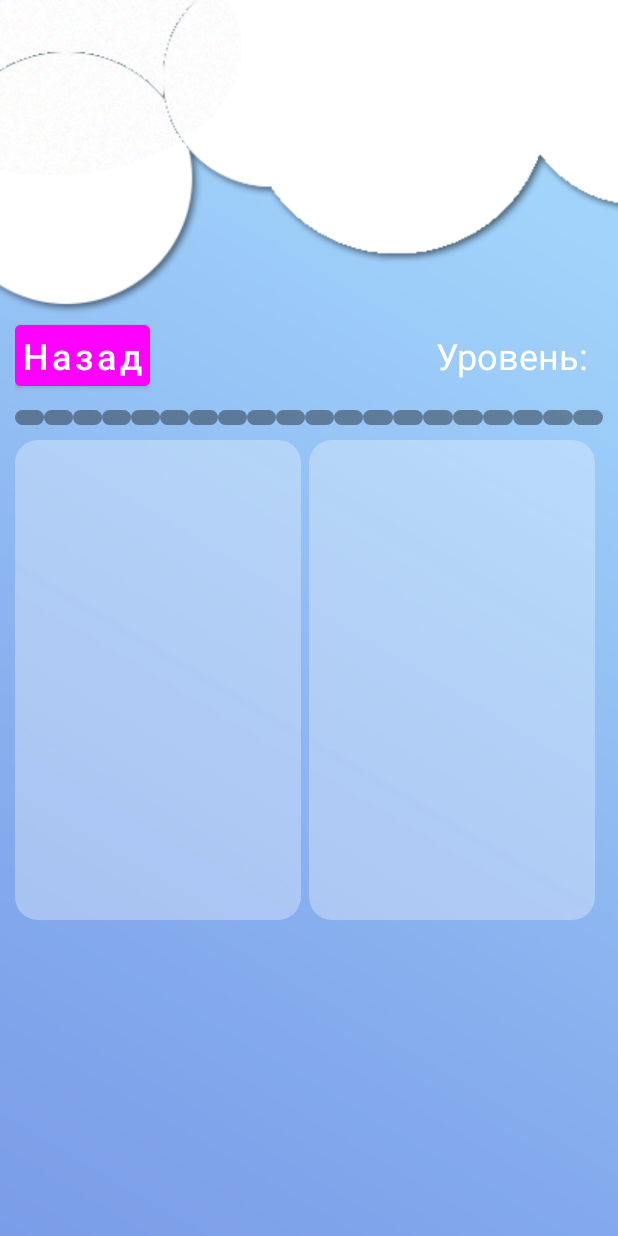
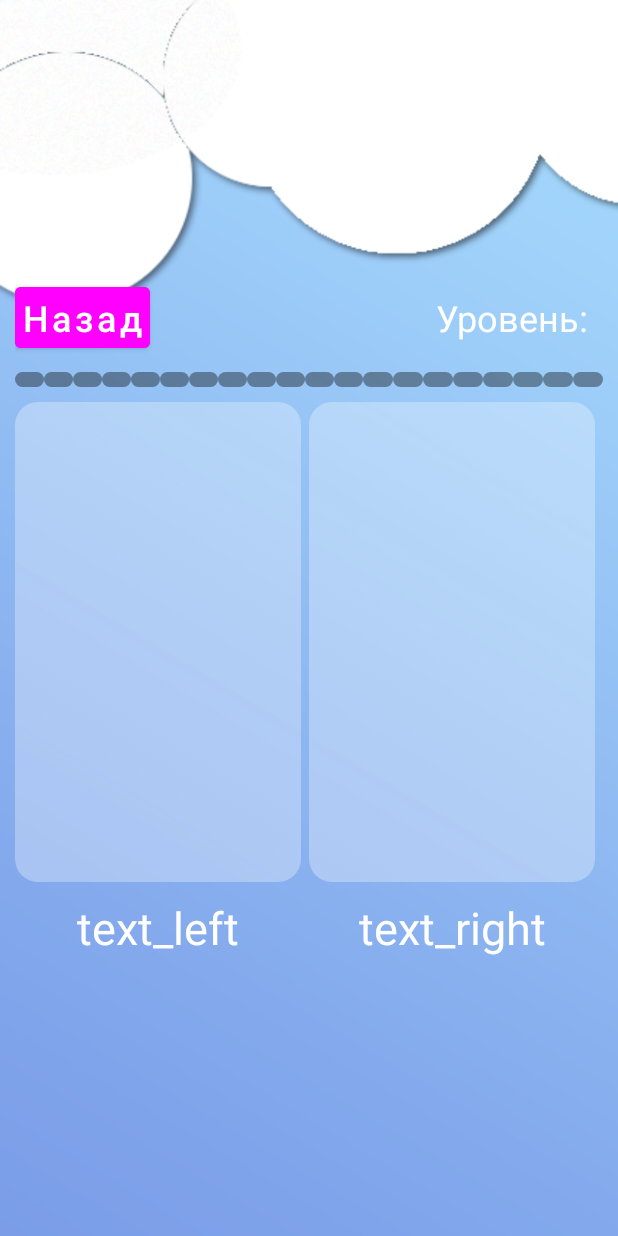
Before and after one commit to Girfanov4/Play, an Android app: the Level1 screen opened directly, with no data from a screen before it, on a phone screen of 412 x 824 dp. Run offline under Robolectric (Android 15) with nearby library versions, the phone set to English and light mode, and no system bars.

Commit message:
firstLevel(5)

```diff
--- a/app/src/main/res/layout/universal.xml
+++ b/app/src/main/res/layout/universal.xml
@@ -235,6 +235,34 @@
                     app:srcCompat="@drawable/imgtest" />
             </LinearLayout>
 
+            <LinearLayout
+                android:id="@+id/line4"
+                android:layout_width="match_parent"
+                android:layout_height="match_parent"
+                android:orientation="horizontal"
+                android:layout_marginTop="10dp">
+                <TextView
+                    android:layout_width="match_parent"
+                    android:layout_height="wrap_content"
+                    android:id="@+id/Text_left"
+                    android:text="text_left"
+                    android:textColor="@color/white"
+                    android:textSize="30sp"
+                    android:layout_marginRight="5dp"
+                    android:layout_weight="1"
+                    android:gravity="center"/>
+                <TextView
+                    android:layout_width="match_parent"
+                    android:layout_height="wrap_content"
+                    android:id="@+id/Text_right"
+                    android:text="text_right"
+                    android:textColor="@color/white"
+                    android:textSize="30sp"
+                    android:layout_marginRight="5dp"
+                    android:layout_weight="1"
+                    android:gravity="center"/>
+            </LinearLayout>
+
         </LinearLayout>
     </LinearLayout>
 </RelativeLayout>
```
